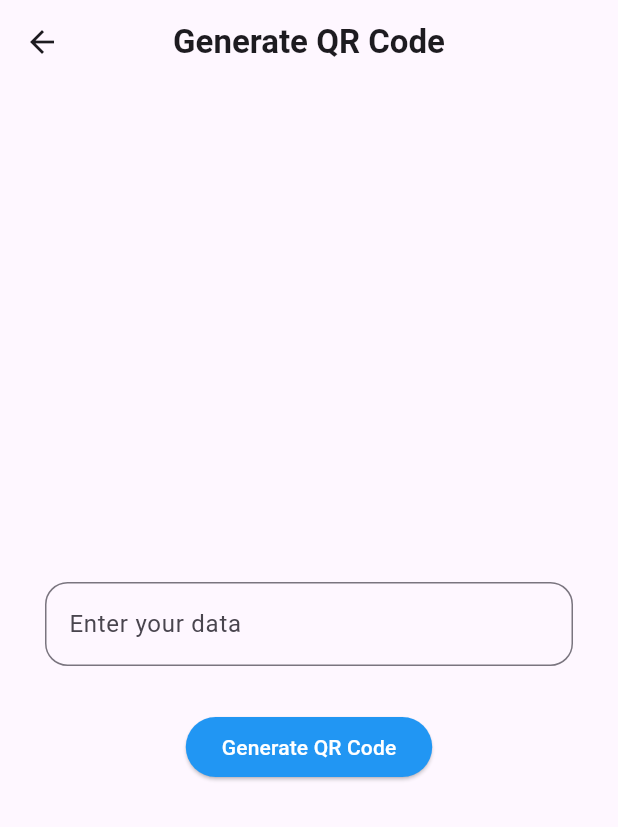
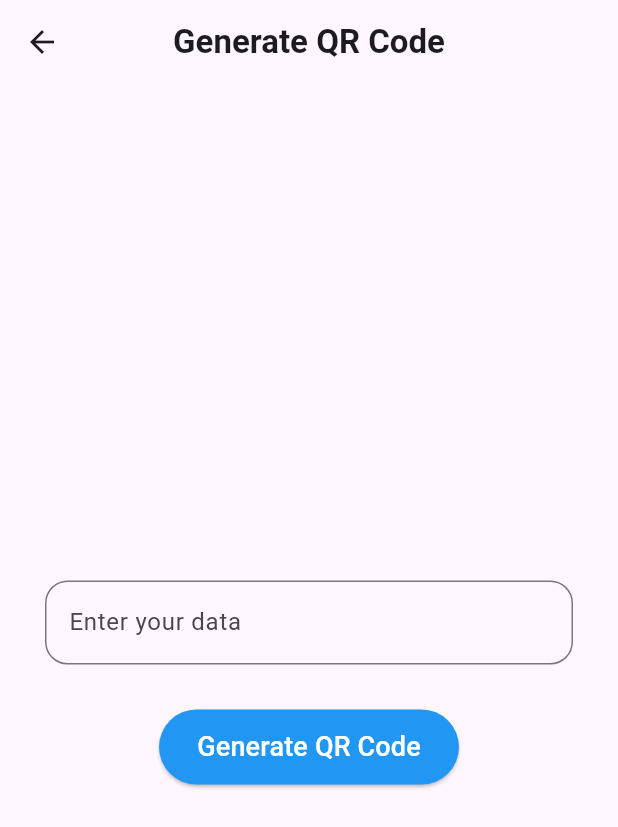
Before and after one commit to armanurrashid/QR_Scanner_App, a Flutter app: the screen it shows after launch, after a tap on "Generate QR Code", on a phone screen of 412 x 824 dp. Shown: the top 827 px of the screen. Run offline on Flutter 3.47's test engine with Material 3 defaults, Android fonts, the phone set to English and light mode, and no system bars; our stand-ins replace qr_flutter.

Commit message:
Home Page design

```diff
--- a/lib/views/generate_qr_code.dart
+++ b/lib/views/generate_qr_code.dart
@@ -58,8 +58,9 @@ class _Generate_QR_CodeState extends State<Generate_QR_Code> {
                   style: ElevatedButton.styleFrom(
                     backgroundColor: Colors.blue,
                     foregroundColor: Colors.white,
+                    minimumSize: Size(200, 50)
                   ),
-                  child: Text('Generate QR Code'),
+                  child: Text('Generate QR Code',style: TextStyle(fontSize: 18),),
                 ),
               )
 
--- a/lib/views/home.dart
+++ b/lib/views/home.dart
@@ -1,5 +1,4 @@
 import 'package:flutter/material.dart';
-import 'package:flutter/widgets.dart';
 import 'package:qr_scanner/views/generate_qr_code.dart';
 import 'package:qr_scanner/views/scan_qr_code.dart';
 
@@ -15,27 +14,55 @@ class _MyHomePageState extends State<MyHomePage> {
   Widget build(BuildContext context) {
     return Scaffold(
         appBar: AppBar(
-        title: Text("QR Code Scanner"),
+          title: Text(
+            "QR Code Scanner",
+            style: TextStyle(fontWeight: FontWeight.bold, color: Colors.white),
+          ),
+          centerTitle: true,
           backgroundColor: Colors.blue,
         ),
-      body:Center(
+        body: Center(
           child: Column(
             mainAxisAlignment: MainAxisAlignment.center,
             children: [
-            ElevatedButton(onPressed: (){
+              ElevatedButton(
+                onPressed: () {
                   setState(() {
-                Navigator.of(context).push(MaterialPageRoute(builder: (context)=>Scan_QR_Code()));
+                    Navigator.of(context).push(MaterialPageRoute(
+                        builder: (context) => Scan_QR_Code()));
                   });
-            }, child: Text("Scan QR Code")),
-            SizedBox(height: 40,),
-            ElevatedButton(onPressed: (){
+                },
+                style: ElevatedButton.styleFrom(
+                  backgroundColor: Colors.blue,
+                  foregroundColor: Colors.white,
+                  minimumSize: Size(200, 50),
+                ),
+                child: Text(
+                  "Scan QR Code",
+                  style: TextStyle(fontSize: 18),
+                ),
+              ),
+              SizedBox(
+                height: 40,
+              ),
+              ElevatedButton(
+                onPressed: () {
                   setState(() {
-                Navigator.of(context).push(MaterialPageRoute(builder: (context)=>Generate_QR_Code()));
+                    Navigator.of(context).push(MaterialPageRoute(
+                        builder: (context) => Generate_QR_Code()));
                   });
-            }, child: Text("Generate QR Code"))
+                },
+                style: ElevatedButton.styleFrom(
+                    backgroundColor: Colors.blue,
+                    foregroundColor: Colors.white,
+                    minimumSize: Size(200, 50)),
+                child: Text(
+                  "Generate QR Code",
+                  style: TextStyle(fontSize: 18),
+                ),
+              )
             ],
           ),
-      )
-    );
+        ));
   }
 }
```
Lines whose indentation alone changed are shown as unchanged.
